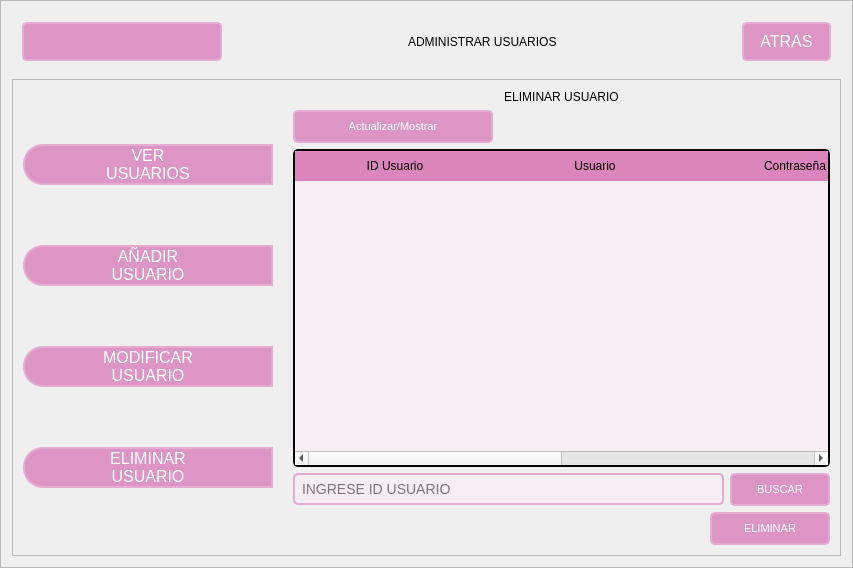
Old version of the form GUI/sub_ventanas/ui/AdministrarUsuarios.ui in the repository C-Sebastian-M/GLAM_MAKEUP_STORE.
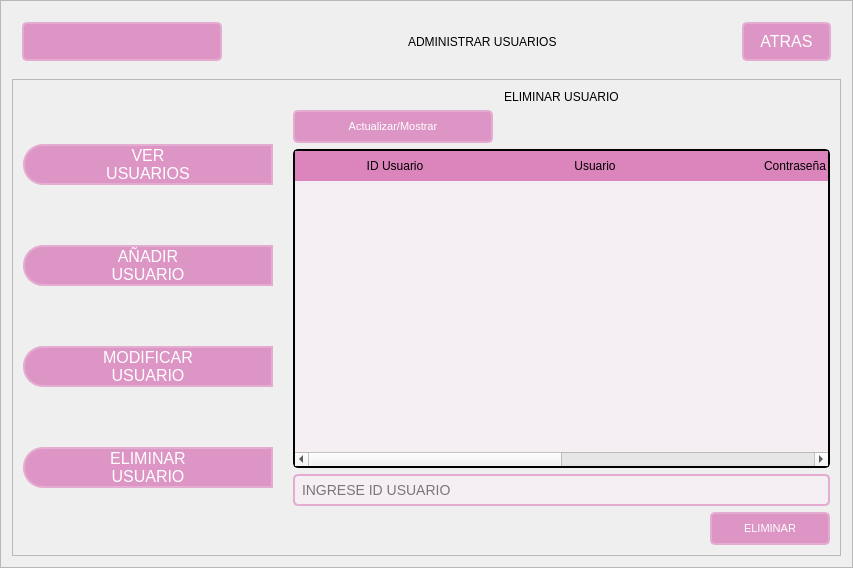
New version of the form. The open tabs and pages were chosen to show the change. Icons and pictures are not drawn.

```diff
--- a/GUI/sub_ventanas/ui/AdministrarUsuarios.ui
+++ b/GUI/sub_ventanas/ui/AdministrarUsuarios.ui
@@ -1112,29 +1112,6 @@
                        </property>
                       </widget>
                      </item>
-                     <item>
-                      <widget class="QPushButton" name="del_buscar_boton">
-                       <property name="minimumSize">
-                        <size>
-                         <width>100</width>
-                         <height>0</height>
-                        </size>
-                       </property>
-                       <property name="text">
-                        <string>BUSCAR</string>
-                       </property>
-                       <property name="icon">
-                        <iconset>
-                         <normaloff>../../recursos/images/search.png</normaloff>../../recursos/images/search.png</iconset>
-                       </property>
-                       <property name="iconSize">
-                        <size>
-                         <width>25</width>
-                         <height>25</height>
-                        </size>
-                       </property>
-                      </widget>
-                     </item>
                     </layout>
                    </item>
                    <item>
```
Left out of the diff: 4 changed lines with no effect on the pictures.
